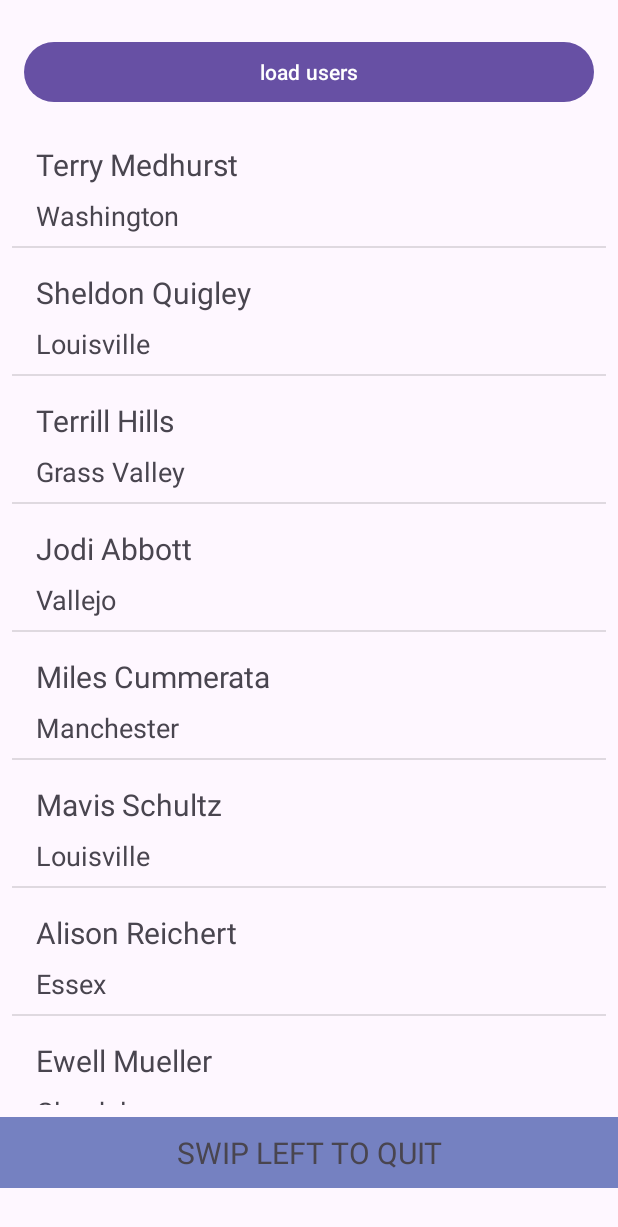
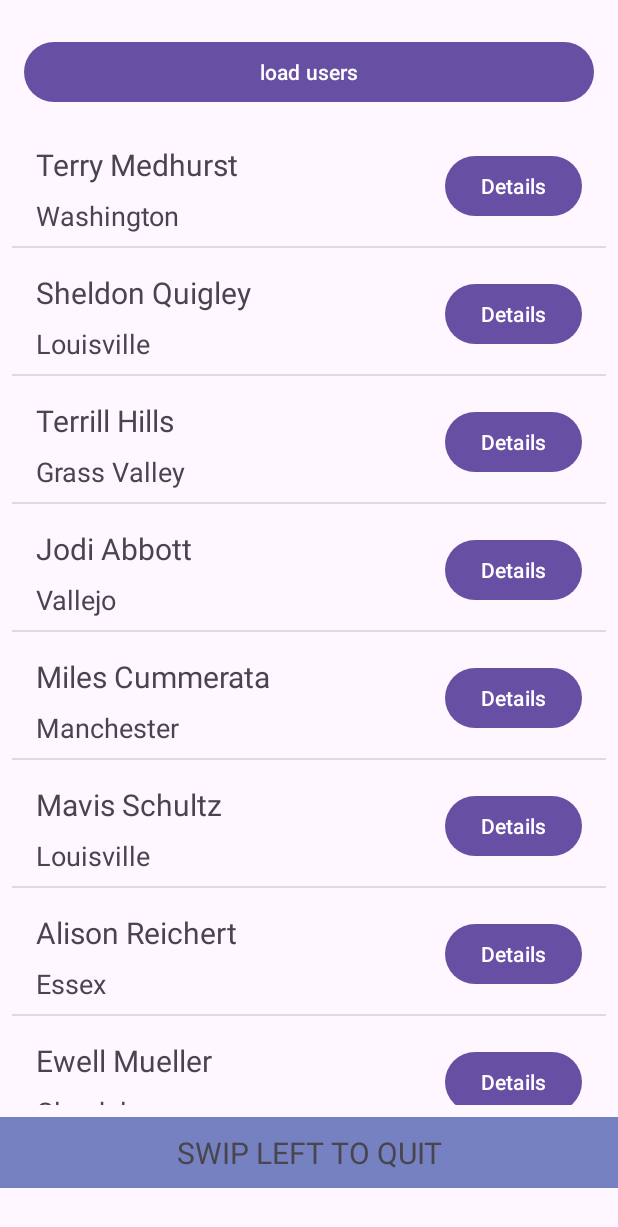
Before and after one commit to OussamaOulouark/Miniproject, an Android app: the screen it shows after launch (miniproject), after a tap on "load users", on a phone screen of 412 x 824 dp. Shown: the top 1227 px of the screen. Run offline under Robolectric (Android 15) with nearby library versions, the phone set to English and light mode, and no system bars.

Commit message:
Add Details Button to show a Custom DialogFragment

```diff
--- a/Super mini/app/src/main/java/com/example/myapplication/miniproject.java
+++ b/Super mini/app/src/main/java/com/example/myapplication/miniproject.java
@@ -4,12 +4,16 @@ import androidx.annotation.NonNull;
 import androidx.appcompat.app.AppCompatActivity;
 
 import android.annotation.SuppressLint;
+import android.app.ProgressDialog;
+import android.os.AsyncTask;
 import android.os.Bundle;
-import android.view.GestureDetector;
-import android.view.MotionEvent;
+import android.view.Gravity;
 import android.view.View;
+import android.view.ViewGroup;
 import android.widget.Button;
+import android.widget.FrameLayout;
 import android.widget.ListView;
+import android.widget.ProgressBar;
 import android.widget.TextView;
 import android.widget.Toast;
 
@@ -23,11 +27,9 @@ import java.util.ArrayList;
 
 public class miniproject extends AppCompatActivity implements View.OnClickListener {
 
-    Button btnusersactloadusers  ;
-    TextView  TVuseractquit;
-    ListView lvusers ;
-
-
+    Button btnusersactloadusers;
+    TextView TVuseractquit;
+    ListView lvusers;
 
     @SuppressLint("ClickableViewAccessibility")
     @Override
@@ -39,79 +41,30 @@ public class miniproject extends AppCompatActivity implements View.OnClickListen
         TVuseractquit = findViewById(R.id.TVuseractquit);
         lvusers = findViewById(R.id.Lvusers);
 
-
         btnusersactloadusers.setOnClickListener(this);
         TVuseractquit.setOnClickListener(this);
-
 
         TVuseractquit.setOnTouchListener(new OnSwipTouchListner(this) {
             @Override
             public void swipeLeft() {
                 finish();
+            }
 
+            public void swipeRight() {
+                Toast.makeText(miniproject.this, "swipe right", Toast.LENGTH_SHORT).show();
             }
         });
     }
 
-
-        ArrayList<String> names = new ArrayList<>();
-
-//        names.add("kal");
-//        names.add("lok");
-//        names.add("fill");
-//        names.add("kal");
-//        names.add("lok");
-//        names.add("fill");
-//        names.add("kal");
-//        names.add("lok");
-//        names.add("fill");
-//        names.add("kal");
-//        names.add("lok");
-//        names.add("fill");
-//
-//        ArrayAdapter<String> adapter = new ArrayAdapter<>(this , android.R.layout.simple_list_item_1,names);
-//
-//        lvusers.setAdapter(adapter);
-
-
-//        try {
-//            InputStream inputStream = getAssets().open("users.json");
-//            int code ;
-//            StringBuilder stringBuilder = new StringBuilder();
-//            String jsonstring ;
-//            code = inputStream.read();
-//            while (code != -1){
-//                stringBuilder.append((char) code);
-//                code = inputStream.read();
-//            }
-//            jsonstring = stringBuilder.toString();
-//            Toast.makeText(this, jsonstring, Toast.LENGTH_SHORT).show();
-//
-//
-//        }catch (IOException e) {
-//            e.printStackTrace();
-//        }
-//    }else if (v.getId() == R.id.btnuseractquit){
-//
-//        finish();
-//    }
-//}
-//    }
-
-
-
     @Override
     public void onClick(View v) {
         if (v.getId() == R.id.btnusersactloadusers) {
-//            ArrayAdapter<User> adapter = new ArrayAdapter<>(
-//                    this,
-//                    android.R.layout.simple_list_item_1,
-//                    getUsers());
-            usersadapter adapter = new usersadapter(this , getUsers());
-
+            usersadapter adapter = new usersadapter(this, getUsers(), getSupportFragmentManager());
             lvusers.setAdapter(adapter);
         }
     }
+
+
     private ArrayList<User> getUsers() {
         ArrayList<User> usersFullNames = new ArrayList<>();
         try {
@@ -140,7 +93,5 @@ public class miniproject extends AppCompatActivity implements View.OnClickListen
             e.printStackTrace();
         }
         return usersFullNames;
-
-        //nice
     }
 }
--- a/Super mini/app/src/main/java/com/example/myapplication/usersadapter.java
+++ b/Super mini/app/src/main/java/com/example/myapplication/usersadapter.java
@@ -7,11 +7,13 @@ import android.view.MotionEvent;
 import android.view.View;
 import android.view.ViewGroup;
 import android.widget.BaseAdapter;
+import android.widget.Button;
 import android.widget.ImageView;
 import android.widget.TextView;
 import android.widget.Toast;
 
 import androidx.appcompat.app.AlertDialog;
+import androidx.fragment.app.FragmentManager;
 
 import java.util.ArrayList;
 
@@ -23,12 +25,13 @@ public class usersadapter extends BaseAdapter {
     ArrayList<User> users;
 
     LayoutInflater inflater;
+    FragmentManager fragmentManager;
 
-    public usersadapter(Context context, ArrayList<User> users) {
+    public usersadapter(Context context, ArrayList<User> users , FragmentManager fragmentManager) {
         this.users = users;
         this.context = context;
-
         inflater = LayoutInflater.from(context);
+        this.fragmentManager = fragmentManager;
     }
 
     @Override
@@ -56,6 +59,8 @@ public class usersadapter extends BaseAdapter {
         TextView tvuserfullname = convertView.findViewById(R.id.TvuserItemFullname);
         TextView tvusercity = convertView.findViewById(R.id.Tviusercity);
         ImageView TVusercheck = convertView.findViewById(R.id.TVusercheck);
+        Button btndetails = convertView.findViewById(R.id.btndetails);
+
 
 
 
@@ -75,31 +80,22 @@ public class usersadapter extends BaseAdapter {
        });
 
        convertView.setOnTouchListener(new View.OnTouchListener() {
-           long lastClickTime = 0;
            @Override
            public boolean onTouch(View v, MotionEvent event) {
-
-               switch (event.getAction()) {
-//                    case MotionEvent.ACTION_DOWN:
-//                        Toast.makeText(context, "down", Toast.LENGTH_SHORT).show();
-//                        break;
-                   case MotionEvent.ACTION_UP:
-                       long clickTime = System.currentTimeMillis();
-
-                       if ((clickTime - lastClickTime) <= DOUBLE_CLICK_TIMEOUT)
-                           TVusercheck.setVisibility
-                                   (TVusercheck.getVisibility() == View.INVISIBLE ? View.VISIBLE : View.INVISIBLE);
-//                           ivUserItmChecked.setVisibility(ivUserItmChecked.getVisibility() == View.INVISIBLE ? View.VISIBLE : View.INVISIBLE);
-                       else
-                           lastClickTime = clickTime;
-
-                       break;
-               }
                return true;
            }
+
+           long lastClickTime = 0;
+
+
+
        });
 
 
+       btndetails.setOnClickListener(v -> {
+           UserDetailsDialoge userDetailsDialoge = new UserDetailsDialoge(user);
+           userDetailsDialoge.show(fragmentManager , null);
+       });
 
 
 
--- a/Super mini/app/src/main/res/layout/item_user.xml
+++ b/Super mini/app/src/main/res/layout/item_user.xml
@@ -35,10 +35,20 @@
         android:layout_width="wrap_content"
         android:layout_height="wrap_content"
         android:layout_marginTop="16dp"
+        android:layout_marginEnd="124dp"
         android:visibility="invisible"
-        android:layout_marginEnd="36dp"
         app:layout_constraintEnd_toEndOf="parent"
         app:layout_constraintTop_toTopOf="parent"
         app:srcCompat="@drawable/check" />
 
+    <Button
+        android:id="@+id/btndetails"
+        android:layout_width="wrap_content"
+        android:layout_height="wrap_content"
+        android:layout_marginEnd="16dp"
+        android:layout_marginBottom="16dp"
+        android:text="Details"
+        app:layout_constraintBottom_toBottomOf="parent"
+        app:layout_constraintEnd_toEndOf="parent" />
+
 </androidx.constraintlayout.widget.ConstraintLayout>
```
Also changed, not shown: Super mini/app/src/main/java/com/example/myapplication/UserDetailsDialoge.java (added, +44 -0 lines), Super mini/app/src/main/res/layout/item_details_user.xml (added, +45 -0 lines).
